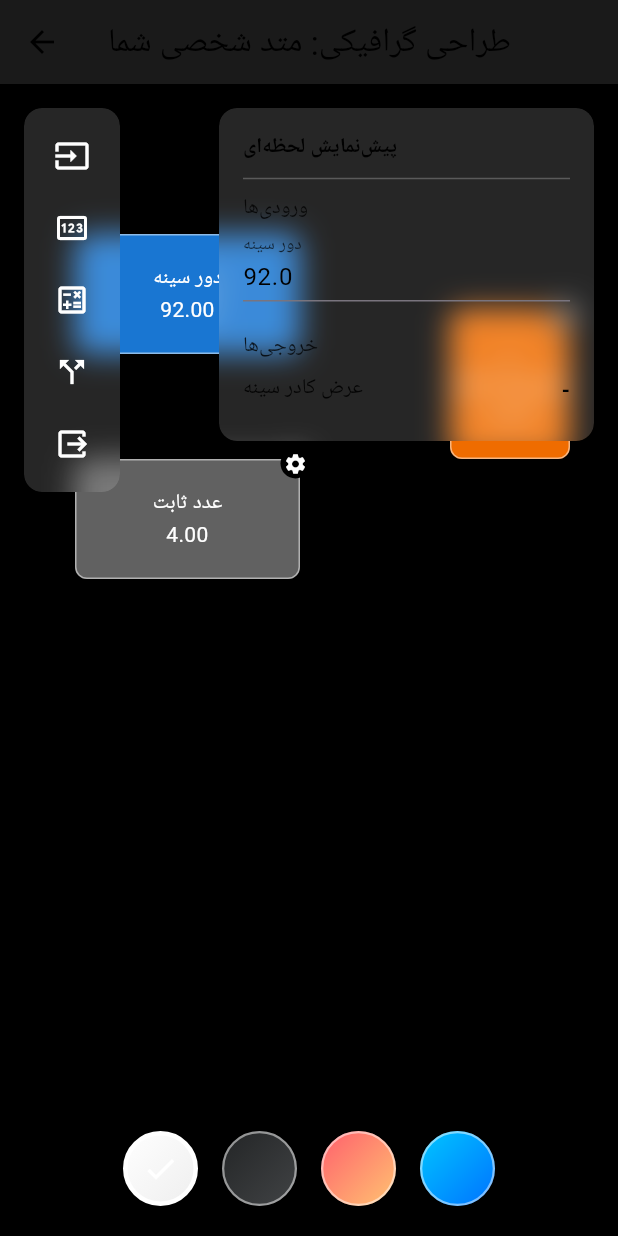
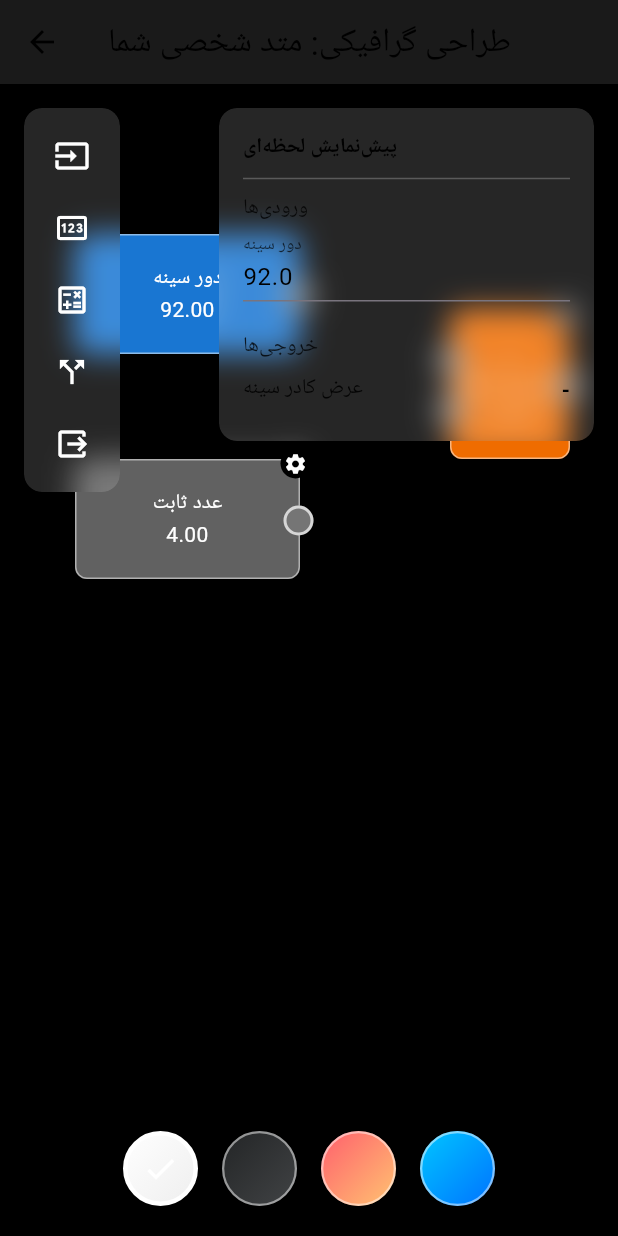
Before and after one commit to ShoghShahadat/dookht, a Flutter app: the screen it shows after launch, after a tap on the "settings" icon, after a tap on the "schema" icon, on a phone screen of 412 x 824 dp. Run offline on Flutter 3.47's test engine with Material 3 defaults, Android fonts, the phone set to English and light mode, and no system bars; our stand-ins replace bloc, get_it, go_router, hive, hive_flutter and 2 more; missing offline and left inert: analyzer, dart:ffi, dart:js_interop, expressions; accounts and stored records are empty.

Commit message:
نود ها رسم میشن

```diff
--- a/lib/modules/visual_formula_editor/ui/painters/formula_canvas_painter.dart
+++ b/lib/modules/visual_formula_editor/ui/painters/formula_canvas_painter.dart
@@ -1,7 +1,9 @@
 // FILE: lib/modules/visual_formula_editor/ui/painters/formula_canvas_painter.dart
 // (English comments for code clarity)
-// REFACTORED v1.1: The painter is now only responsible for drawing connections.
-// Nodes are rendered as separate widgets for better interactivity.
+// REFACTORED v2.0: MAJOR FIX - Removed the redundant canvas.transform call.
+// The parent Transform widget in InteractiveCanvasLayer already handles panning and zooming.
+// Applying it again here caused a "double transform" bug where connections moved
+// incorrectly relative to the nodes.
 
 import 'dart:ui';
 import 'package:flutter/material.dart';
@@ -9,7 +11,7 @@ import 'package:nexus/nexus.dart';
 import 'package:tailor_assistant/modules/visual_formula_editor/components/editor_components.dart';
 import 'package:tailor_assistant/modules/visual_formula_editor/utils/editor_helpers.dart';
 
-/// The CustomPainter that will render our entire formula graph.
+/// The CustomPainter that renders all connections between nodes.
 class FormulaCanvasPainter extends CustomPainter {
   final FlutterRenderingSystem renderingSystem;
   final List<EntityId> connectionIds;
@@ -23,14 +25,11 @@ class FormulaCanvasPainter extends CustomPainter {
 
   @override
   void paint(Canvas canvas, Size size) {
-    final transformMatrix = Matrix4.identity()
-      ..translate(canvasState?.panX ?? 0.0, canvasState?.panY ?? 0.0)
-      ..scale(canvasState?.zoom ?? 1.0);
+    // The canvas is already transformed by the parent widget.
+    // We can now draw directly in the local, scaled coordinate space.
+    // No need for canvas.save(), canvas.transform(), or canvas.restore().
 
-    canvas.save();
-    canvas.transform(transformMatrix.storage);
-
-    // Draw connections first so they appear behind nodes
+    // Draw existing connections first so they appear behind nodes
     for (final connectionId in connectionIds) {
       final connComp = renderingSystem.get<ConnectionComponent>(connectionId);
       if (connComp != null) {
@@ -40,8 +39,6 @@ class FormulaCanvasPainter extends CustomPainter {
 
     // Draw the connection being drafted by the user
     _drawDraftConnection(canvas);
-
-    canvas.restore();
   }
 
   void _drawConnection(
@@ -69,7 +66,10 @@ class FormulaCanvasPainter extends CustomPainter {
   }
 
   void _drawDraftConnection(Canvas canvas) {
-    if (canvasState?.connectionStartNodeId != null) {
+    if (canvasState?.connectionStartNodeId != null &&
+        canvasState?.connectionStartPortId != null &&
+        canvasState?.connectionDraftX != null &&
+        canvasState?.connectionDraftY != null) {
       final startNode = renderingSystem
           .get<NodeComponent>(canvasState!.connectionStartNodeId!);
       if (startNode == null) return;
--- a/lib/modules/visual_formula_editor/ui/widgets/node_widget.dart
+++ b/lib/modules/visual_formula_editor/ui/widgets/node_widget.dart
@@ -1,7 +1,7 @@
 // FILE: lib/modules/visual_formula_editor/ui/widgets/node_widget.dart
 // (English comments for code clarity)
-// REFACTORED v2.0: Removed the internal GestureDetector. All gestures are now
-// handled by the parent InteractiveCanvasLayer to prevent conflicts.
+// REFACTORED v3.0: Added visual rendering for input and output ports (the circles).
+// The widget now correctly displays the connection points.
 
 import 'package:flutter/material.dart';
 import 'package:nexus/nexus.dart';
@@ -29,8 +29,6 @@ class NodeWidget extends StatelessWidget {
     final pos = node.position;
     final isSelected = canvasState.selectedEntityId == nodeId;
 
-    // The Positioned widget places the node on the canvas.
-    // The gesture handling is now deferred to the parent canvas.
     return Positioned(
       left: pos.x,
       top: pos.y,
@@ -60,6 +58,10 @@ class NodeWidget extends StatelessWidget {
                 style: const TextStyle(color: Colors.white),
               ),
             ),
+            // Render input ports
+            ..._buildPorts(node, isInput: true),
+            // Render output ports
+            ..._buildPorts(node, isInput: false),
             if (_nodeHasSettings(node.type))
               Positioned(
                 top: -8,
@@ -80,6 +82,40 @@ class NodeWidget extends StatelessWidget {
         ),
       ),
     );
+  }
+
+  /// Builds the list of port widgets for either input or output.
+  List<Widget> _buildPorts(NodeComponent node, {required bool isInput}) {
+    final ports = isInput ? node.inputs : node.outputs;
+    if (ports.isEmpty) return [];
+
+    const double portRadius = 10.0;
+    const double portSize = portRadius * 2;
+
+    return List.generate(ports.length, (index) {
+      final port = ports[index];
+      final topPosition =
+          (node.position.height / (ports.length + 1)) * (index + 1);
+
+      return Positioned(
+        top: topPosition - portRadius,
+        left: isInput ? -portRadius : null,
+        right: isInput ? null : -portRadius,
+        child: Tooltip(
+          message: port.label,
+          child: Container(
+            width: portSize,
+            height: portSize,
+            decoration: BoxDecoration(
+              color: Colors.grey.shade600,
+              shape: BoxShape.circle,
+              border:
+                  Border.all(color: Colors.white.withOpacity(0.7), width: 2),
+            ),
+          ),
+        ),
+      );
+    });
   }
 
   String _getNodeDisplayValue(NodeStateComponent? state) {
```
